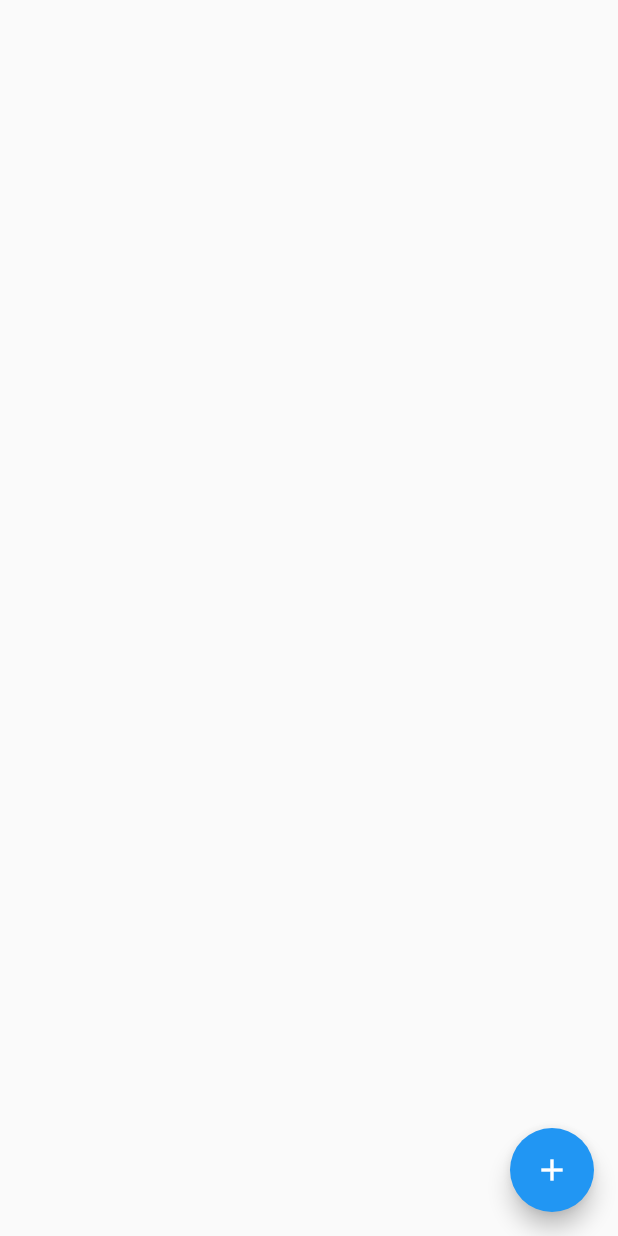
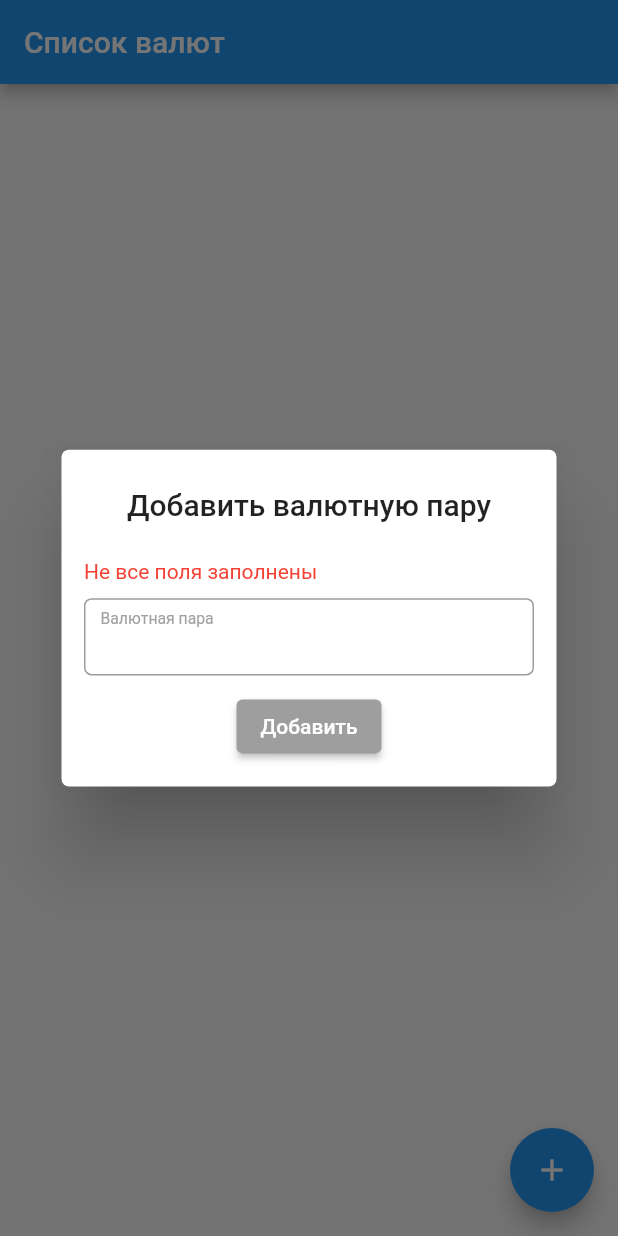
Before and after one commit to DeSharky/example, a Flutter app: the screen it shows after launch, after a tap on the "add" icon, on a phone screen of 412 x 824 dp. Run offline on Flutter 3.47's test engine with Material 2 defaults, Android fonts, the phone set to English and light mode, and no system bars; our stand-ins replace dio, flutter_slidable, get.

Commit message:
intermediate commit

```diff
--- a/lib/home/home_controller.dart
+++ b/lib/home/home_controller.dart
@@ -0,0 +1,70 @@
+import 'dart:convert';
+import 'package:currencies/home/widgets/add_dialog.dart';
+import 'package:currencies/home/widgets/list_item.dart';
+import 'package:currencies/utils/config.dart';
+import 'package:currencies/widgets/snackbar.dart';
+import 'package:dio/dio.dart' show Dio, DioError;
+import 'package:flutter/material.dart';
+import 'package:get/get.dart';
+
+class HomeController extends GetxController{
+
+  final TextEditingController pairController = TextEditingController();
+  final allFieldFilled = false.obs;
+  final listItems = <ListItem>[].obs;
+  final listItemValue = ''.obs;
+  var dio = Dio();
+
+  @override
+  void onInit() async {
+    pairController.addListener(() {
+      if (pairController.text.isNotEmpty) {
+        allFieldFilled.value = true;
+      }
+    });
+    super.onInit();
+  }
+
+  void addItem() {
+    Get.defaultDialog(
+      title: 'Добавить валютную пару',
+      titlePadding: const EdgeInsets.symmetric(vertical: 25),
+      contentPadding: const EdgeInsets.symmetric(horizontal: 15),
+      radius: 5,
+      content: Obx(
+        () => AddDialog(
+          pairController: pairController,
+          allFieldFilled: allFieldFilled.value,
+          btnAction: () async {
+            await getPair(pairController.text);
+            listItems.add(ListItem(pair: pairController.text, values: listItemValue.value));
+            Get.back();
+            pairController.clear();
+          },
+        ),
+      ),
+    );
+  }
+
+  void deleteItem(int idx) => listItems.removeAt(idx);
+
+  getPair(String pair) async {
+    try {
+      final response = await dio.get(Config.apiUrl + '?get=rates&pairs=$pair&key=${Config.apiKey}');
+      // 200 HTTP code
+      if (response.statusCode == 200) {
+        final jsonData = json.decode(response.data);
+        listItemValue.value = jsonData['data'][pair];
+      }
+    } catch (e) {
+      if (e is DioError) {
+        _errorStatus('Возникла ошибка, код: ${e.response?.statusCode}');
+      }
+    }
+    return '';
+  }
+
+  void _errorStatus(String error) {
+    Snackbar(title: 'Ошибка', message: error);
+  }
+}
--- a/lib/home/home_screen.dart
+++ b/lib/home/home_screen.dart
@@ -1,14 +1,31 @@
+import 'package:currencies/home/widgets/list_item.dart';
 import 'package:flutter/material.dart';
+import 'package:get/get.dart';
+import 'home_controller.dart';
 
 class HomeScreen extends StatelessWidget {
-  const HomeScreen({Key? key}) : super(key: key);
+
+  final controller = Get.put<HomeController>(HomeController());
+
+  HomeScreen({Key? key}) : super(key: key);
 
   @override
   Widget build(BuildContext context) {
     return Scaffold(
-      body: SizedBox(),
+      appBar: AppBar(title: const Text('Список валют')),
+      body: Obx(
+        () => ListView.builder(
+          itemCount: controller.listItems.length,
+          itemBuilder: (BuildContext context, int idx) => ListItem(
+            idx: idx,
+            deleteItem: () => controller.deleteItem(idx),
+            pair: controller.listItems[idx].pair,
+            values: controller.listItems[idx].values,
+          ),
+        ),
+      ),
       floatingActionButton: FloatingActionButton(
-        onPressed: (){},
+        onPressed: controller.addItem,
         tooltip: 'Add currencies',
         child: const Icon(Icons.add),
       ),
--- /dev/null
+++ b/lib/home/widgets/add_dialog.dart
@@ -0,0 +1,49 @@
+import 'package:currencies/utils/text_styles.dart';
+import 'package:currencies/widgets/input_decorations.dart';
+import 'package:flutter/material.dart';
+
+class AddDialog extends StatelessWidget {
+
+  final TextEditingController pairController;
+  final VoidCallback btnAction;
+  final bool allFieldFilled;
+
+  const AddDialog ({
+    required this.pairController,
+    required this.btnAction,
+    this.allFieldFilled = false,
+    Key? key}) : super(key: key);
+
+  static String isRequired = 'Не все поля заполнены';
+
+  @override
+  Widget build(BuildContext context) {
+    return SizedBox(
+      width: 300,
+      child: Column(
+        crossAxisAlignment: CrossAxisAlignment.start,
+        children: [
+          if (!allFieldFilled)
+            Padding(padding: const EdgeInsets.only(bottom: 10), child: Text(isRequired, style: TextStyles.error)),
+          InputContainer(
+            child: TextField(
+              controller: pairController,
+              decoration: InputContainer.inputField('Валютная пара'),
+              keyboardType: TextInputType.text,
+            ),
+          ),
+          const SizedBox(height: 10),
+          Center(
+            child: ElevatedButton(
+              style: ButtonStyle(
+                backgroundColor: MaterialStateColor.resolveWith((states) => allFieldFilled ? Colors.blue : Colors.grey),
+              ),
+              child: const Text('Добавить'),
+              onPressed: () => allFieldFilled ? btnAction.call() : null,
+            ),
+          ),
+        ],
+      ),
+    );
+  }
+}
--- a/lib/main.dart
+++ b/lib/main.dart
@@ -2,7 +2,8 @@ import 'package:currencies/home/home_screen.dart';
 import 'package:flutter/material.dart';
 import 'package:get/get.dart';
 
-void main() {
+void main() async {
+  WidgetsFlutterBinding.ensureInitialized();
   runApp(const MyApp());
 }
 
@@ -14,7 +15,8 @@ class MyApp extends StatelessWidget {
     return GetMaterialApp(
       title: 'Currencies list',
       theme: ThemeData(primarySwatch: Colors.blue),
-      home: const HomeScreen(),
+      home: HomeScreen(),
+      debugShowCheckedModeBanner: false,
     );
   }
 }
--- /dev/null
+++ b/lib/utils/colors_set.dart
@@ -0,0 +1,10 @@
+import 'package:flutter/material.dart';
+
+class ColorsSet {
+  ColorsSet._();
+
+  static Color get tileOdd => Colors.grey;
+  static Color get tileEven => Colors.blueGrey;
+  static Color get addButton => const Color(0xFF32A852);
+  static Color get greyLabel => const Color(0xFFA1A1A1);
+}
--- /dev/null
+++ b/lib/utils/config.dart
@@ -0,0 +1,4 @@
+class Config {
+  static const String apiUrl = 'https://currate.ru/api/';
+  static const String apiKey = 'a4cc0296f41e6ac3568a4e2fb7a44e2f';
+}
--- /dev/null
+++ b/lib/utils/text_styles.dart
@@ -0,0 +1,18 @@
+import 'package:flutter/material.dart';
+import 'package:currencies/utils/colors_set.dart';
+
+class TextStyles {
+  TextStyles._();
+
+  static TextStyle get defaultStyle => const TextStyle(
+    fontSize: 14,
+    color: Colors.black,
+    fontWeight: FontWeight.w400,
+  );
+
+  static TextStyle get bold => defaultStyle.copyWith(fontWeight: FontWeight.w500);
+
+  static TextStyle get textInputLabel => defaultStyle.copyWith(color: ColorsSet.greyLabel);
+
+  static TextStyle get error => defaultStyle.copyWith(color: Colors.red);
+}
--- /dev/null
+++ b/lib/widgets/input_decorations.dart
@@ -0,0 +1,30 @@
+import 'package:currencies/utils/text_styles.dart';
+import 'package:flutter/material.dart';
+
+class InputContainer extends StatelessWidget {
+
+  final Widget child;
+
+  const InputContainer({required this.child, Key? key}) : super(key: key);
+
+  static InputDecoration inputField(String label, {String? errorText}) => InputDecoration(
+    labelText: label,
+    labelStyle: TextStyles.textInputLabel,
+    floatingLabelBehavior: FloatingLabelBehavior.always,
+    border: InputBorder.none,
+    isDense: true,
+    errorText: errorText,
+  );
+
+  @override
+  Widget build(BuildContext context) {
+    return Container(
+      padding: const EdgeInsets.symmetric(horizontal: 10),
+      decoration: BoxDecoration(
+        border: Border.all(width: 1, color: Colors.grey),
+        borderRadius: BorderRadius.circular(5),
+      ),
+      child: child,
+    );
+  }
+}
--- /dev/null
+++ b/lib/widgets/snackbar.dart
@@ -0,0 +1,45 @@
+import 'package:flutter/material.dart';
+import 'package:get/get.dart';
+
+class Snackbar {
+  final Widget? icon;
+  final String title;
+  final String message;
+  final double? width;
+  final EdgeInsets padding;
+  final EdgeInsets margin;
+  final Padding? rightIcon;
+  final Duration animationDuration;
+  final Duration duration;
+  final bool isDismissible;
+
+  Snackbar({
+    this.icon,
+    this.title = '',
+    this.message = '',
+    this.width,
+    this.padding = const EdgeInsets.all(25),
+    this.margin = const EdgeInsets.symmetric(horizontal: 15),
+    this.rightIcon,
+    this.animationDuration = const Duration(milliseconds: 500),
+    this.duration = const Duration(seconds: 3),
+    this.isDismissible = false,
+  }) {
+    Get.rawSnackbar(
+      title: title,
+      maxWidth: width,
+      messageText: Text(message),
+      margin: margin,
+      padding: padding,
+      shouldIconPulse: false,
+      backgroundColor: Colors.white,
+      mainButton: rightIcon,
+      icon: icon,
+      borderRadius: 10,
+      snackPosition: SnackPosition.TOP,
+      animationDuration: animationDuration,
+      duration: duration,
+      isDismissible: isDismissible,
+    );
+  }
+}
--- a/pubspec.yaml
+++ b/pubspec.yaml
@@ -12,7 +12,7 @@ dependencies:
   dio: ^4.0.4
   flutter:
     sdk: flutter
-  flutter_screenutil: ^5.1.0
+  flutter_slidable: ^1.2.0
   flutter_svg: ^1.0.3
   get: ^4.6.1
   intl: ^0.17.0
```
Also changed, not shown: lib/home/widgets/list_item.dart (added, +50 -0 lines), pubspec.lock, 4 other files.
